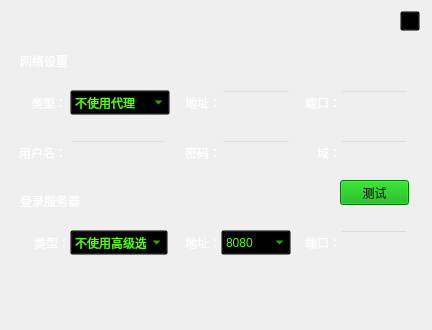
Before: the Qt Designer form VideoPlayer/login/LoginPersonInfo.ui in huizhang556/pc-video-player, drawn with Qt 5.
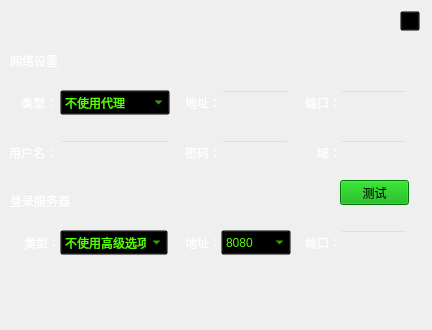
After: the same form once the commit is applied. The open tabs and pages were chosen to show the change. Icons and pictures are not drawn.

```diff
--- a/VideoPlayer/login/LoginPersonInfo.ui
+++ b/VideoPlayer/login/LoginPersonInfo.ui
@@ -2180,7 +2180,7 @@
          <widget class="QLabel" name="label_7">
           <property name="geometry">
            <rect>
-            <x>20</x>
+            <x>10</x>
             <y>50</y>
             <width>60</width>
             <height>21</height>
@@ -2199,7 +2199,7 @@
          <widget class="QLabel" name="label_8">
           <property name="geometry">
            <rect>
-            <x>20</x>
+            <x>10</x>
             <y>190</y>
             <width>70</width>
             <height>21</height>
@@ -2218,7 +2218,7 @@
          <widget class="QLabel" name="label_11">
           <property name="geometry">
            <rect>
-            <x>30</x>
+            <x>20</x>
             <y>90</y>
             <width>37</width>
             <height>25</height>
@@ -2252,9 +2252,9 @@
          <widget class="QComboBox" name="set_comboBox_dl">
           <property name="geometry">
            <rect>
-            <x>70</x>
+            <x>60</x>
             <y>90</y>
-            <width>100</width>
+            <width>110</width>
             <height>25</height>
            </rect>
           </property>
@@ -2382,7 +2382,7 @@
            <rect>
             <x>221</x>
             <y>90</y>
-            <width>70</width>
+            <width>68</width>
             <height>25</height>
            </rect>
           </property>
@@ -2446,7 +2446,7 @@
          <widget class="QLabel" name="label_14">
           <property name="geometry">
            <rect>
-            <x>20</x>
+            <x>10</x>
             <y>140</y>
             <width>47</width>
             <height>25</height>
@@ -2482,7 +2482,7 @@
            <rect>
             <x>221</x>
             <y>140</y>
-            <width>70</width>
+            <width>68</width>
             <height>25</height>
            </rect>
           </property>
@@ -2570,9 +2570,9 @@
          <widget class="QComboBox" name="set_comboBox_xx">
           <property name="geometry">
            <rect>
-            <x>70</x>
+            <x>60</x>
             <y>230</y>
-            <width>98</width>
+            <width>108</width>
             <height>25</height>
            </rect>
           </property>
@@ -2635,7 +2635,7 @@
          <widget class="QLabel" name="label_17">
           <property name="geometry">
            <rect>
-            <x>30</x>
+            <x>20</x>
             <y>230</y>
             <width>40</width>
             <height>25</height>
@@ -2810,9 +2810,9 @@
          <widget class="QLineEdit" name="lineEdit_6">
           <property name="geometry">
            <rect>
-            <x>70</x>
+            <x>60</x>
             <y>140</y>
-            <width>97</width>
+            <width>110</width>
             <height>25</height>
            </rect>
           </property>
```
Left out of the diff: 56 changed lines with no effect on the pictures.
